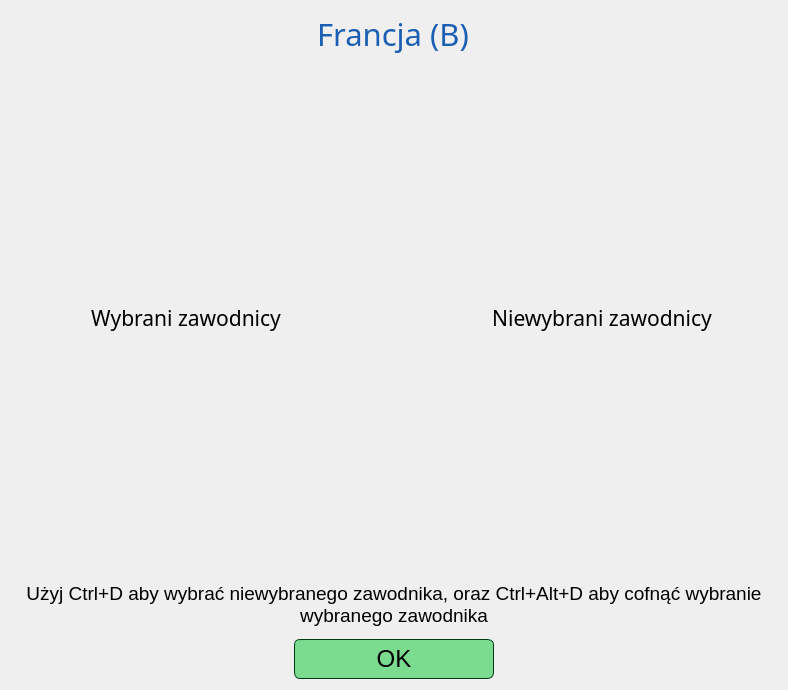
Before: the Qt Designer form source/UI/EditorWidgets/JumpersListEditorWindow.ui in SiekamCebule/sj-sim, drawn with Qt 5.
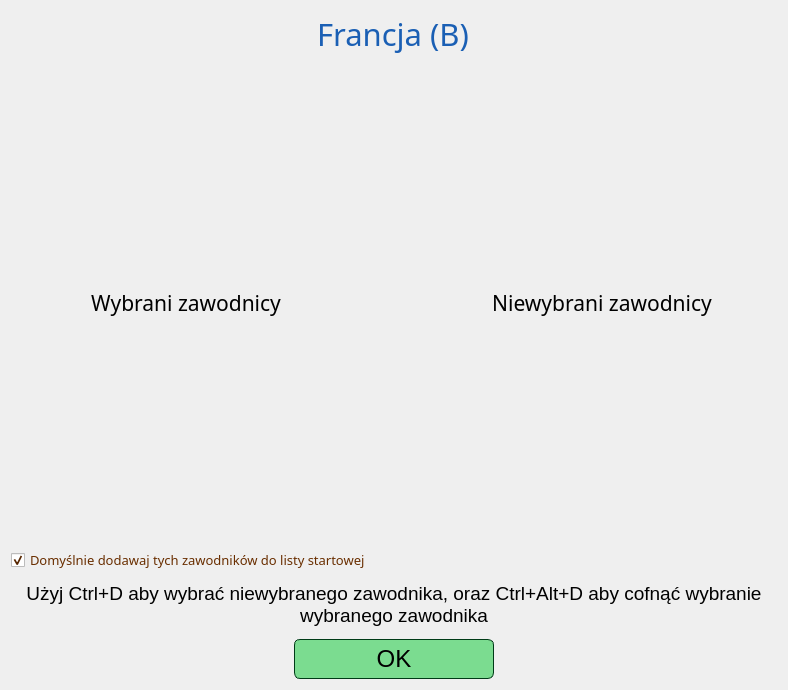
After: the same form once the commit is applied.

Diff of the .ui file:
```diff
--- a/source/UI/EditorWidgets/JumpersListEditorWindow.ui
+++ b/source/UI/EditorWidgets/JumpersListEditorWindow.ui
@@ -109,6 +109,26 @@
      </item>
     </layout>
    </item>
+   <item>
+    <widget class="QCheckBox" name="checkBox_default">
+     <property name="font">
+      <font>
+       <family>Quicksand SemiBold</family>
+       <pointsize>10</pointsize>
+       <bold>false</bold>
+      </font>
+     </property>
+     <property name="styleSheet">
+      <string notr="true">color: rgb(105, 46, 0);</string>
+     </property>
+     <property name="text">
+      <string>Domyślnie dodawaj tych zawodników do listy startowej</string>
+     </property>
+     <property name="checked">
+      <bool>true</bool>
+     </property>
+    </widget>
+   </item>
    <item>
     <widget class="QTextEdit" name="textEdit_shortcuts">
      <property name="sizePolicy">
```
